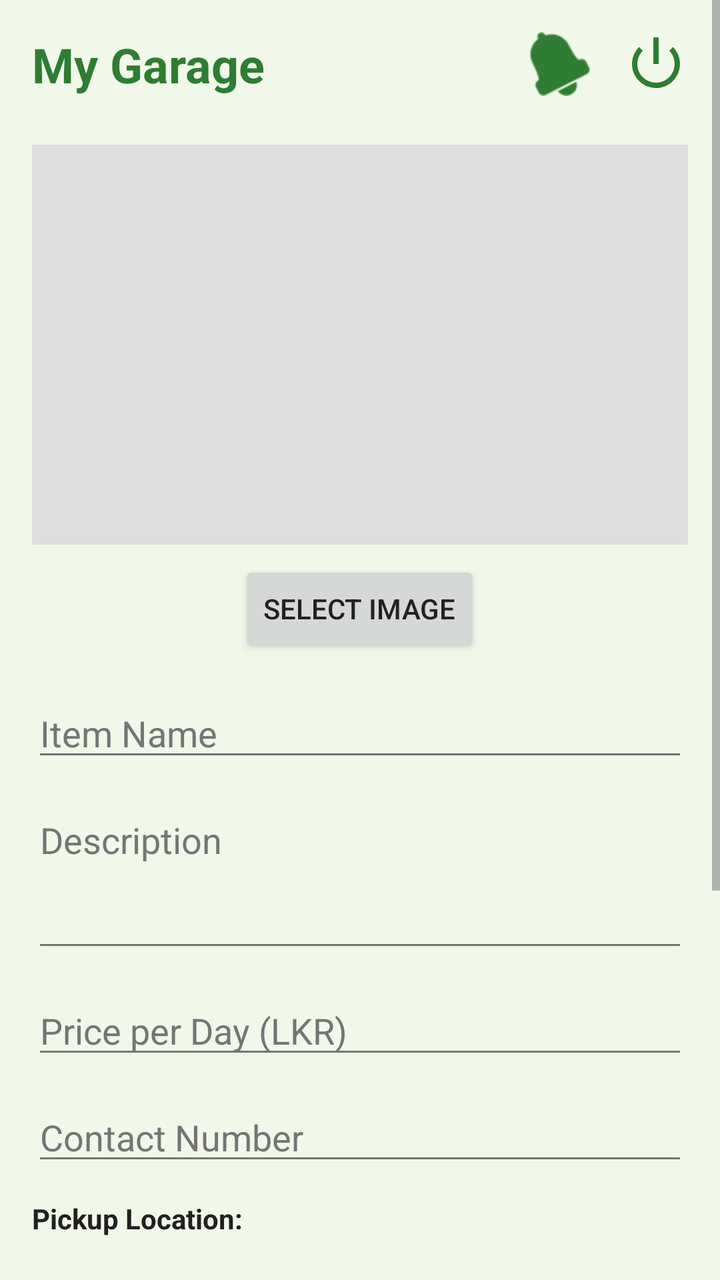
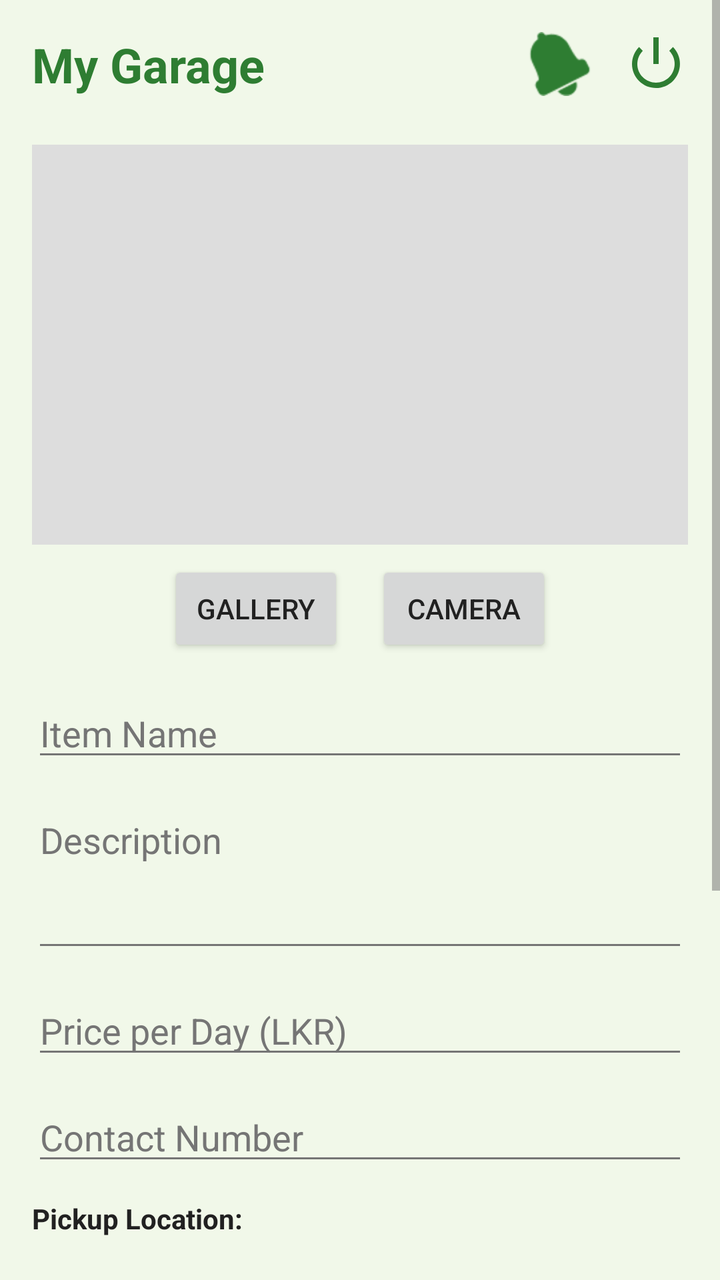

Screens rendered from an Android XML layout before and after an edit, with the pre-edit source and the edit as a unified diff.
<!-- AndroidManifest.xml: application theme Theme.TripBadu -->
<!-- res/layout/activity_vip_dashboard.xml -->
<?xml version="1.0" encoding="utf-8"?>
<ScrollView xmlns:android="http://schemas.android.com/apk/res/android"
    xmlns:app="http://schemas.android.com/apk/res-auto"
    android:layout_width="match_parent"
    android:layout_height="match_parent"
    android:background="@color/background">

    <LinearLayout
        android:layout_width="match_parent"
        android:layout_height="wrap_content"
        android:orientation="vertical"
        android:padding="16dp">

        <RelativeLayout
            android:layout_width="match_parent"
            android:layout_height="wrap_content"
            android:layout_marginBottom="24dp">

            <TextView
                android:layout_width="wrap_content"
                android:layout_height="wrap_content"
                android:text="My Garage"
                android:textSize="24sp"
                android:textStyle="bold"
                android:textColor="@color/primary" />

            <LinearLayout
                android:layout_width="wrap_content"
                android:layout_height="wrap_content"
                android:orientation="horizontal"
                android:layout_alignParentEnd="true"
                android:layout_centerVertical="true">

                <ImageView
                    android:id="@+id/ivNotifications"
                    android:layout_width="32dp"
                    android:layout_height="32dp"
                    android:src="@android:drawable/ic_popup_reminder"
                    android:contentDescription="Notifications"
                    app:tint="@color/primary"
                    android:clickable="true"
                    android:focusable="true"
                    android:layout_marginEnd="16dp"
                    android:background="?attr/selectableItemBackgroundBorderless"/>

                <ImageView
                    android:id="@+id/ivVipLogout"
                    android:layout_width="32dp"
                    android:layout_height="32dp"
                    android:src="@android:drawable/ic_lock_power_off"
                    android:contentDescription="Logout"
                    app:tint="@color/primary"
                    android:clickable="true"
                    android:focusable="true"
                    android:background="?attr/selectableItemBackgroundBorderless"/>
            </LinearLayout>
        </RelativeLayout>

        <ImageView
            android:id="@+id/ivAdPreview"
            android:layout_width="match_parent"
            android:layout_height="200dp"
            android:scaleType="centerCrop"
            android:background="#DDDDDD"
            android:layout_marginBottom="8dp"
            android:contentDescription="Gear Preview"/>

        <Button
            android:id="@+id/btnSelectImage"
            android:layout_width="wrap_content"
            android:layout_height="wrap_content"
            android:text="Select Image"
            android:layout_gravity="center_horizontal"
            android:layout_marginBottom="16dp"/>

        <EditText
            android:id="@+id/etAdName"
            android:layout_width="match_parent"
            android:layout_height="wrap_content"
            android:hint="Item Name"
            android:layout_marginBottom="12dp"/>

        <EditText
            android:id="@+id/etAdDesc"
            android:layout_width="match_parent"
            android:layout_height="wrap_content"
            android:hint="Description"
            android:minLines="3"
            android:gravity="top"
            android:layout_marginBottom="12dp"/>

        <EditText
            android:id="@+id/etAdPrice"
            android:layout_width="match_parent"
            android:layout_height="wrap_content"
            android:hint="Price per Day (LKR)"
            android:inputType="numberDecimal"
            android:layout_marginBottom="12dp"/>

        <EditText
            android:id="@+id/etAdContact"
            android:layout_width="match_parent"
            android:layout_height="wrap_content"
            android:hint="Contact Number"
            android:inputType="phone"
            android:layout_marginBottom="12dp"/>

        <TextView
            android:layout_width="wrap_content"
            android:layout_height="wrap_content"
            android:text="Pickup Location:"
            android:textStyle="bold"
            android:layout_marginBottom="4dp"/>

        <Button
            android:id="@+id/btnPickLocation"
            style="@style/Widget.MaterialComponents.Button.OutlinedButton"
            android:layout_width="match_parent"
            android:layout_height="wrap_content"
            android:text="Pick Location from Map"
            android:layout_marginBottom="8dp"/>

        <LinearLayout
            android:layout_width="match_parent"
            android:layout_height="wrap_content"
            android:orientation="horizontal"
            android:layout_marginBottom="24dp">

            <EditText
                android:id="@+id/etAdLat"
                android:layout_width="0dp"
                android:layout_height="wrap_content"
                android:layout_weight="1"
                android:hint="Latitude"
                android:inputType="numberSigned|numberDecimal"
                android:layout_marginEnd="4dp"
                android:enabled="false"/>

            <EditText
                android:id="@+id/etAdLng"
                android:layout_width="0dp"
                android:layout_height="wrap_content"
                android:layout_weight="1"
                android:hint="Longitude"
                android:inputType="numberSigned|numberDecimal"
                android:layout_marginStart="4dp"
                android:enabled="false"/>
        </LinearLayout>

        <Button
            android:id="@+id/btnSubmitAd"
            android:layout_width="match_parent"
            android:layout_height="wrap_content"
            android:text="Submit for Approval"
            android:backgroundTint="@color/primary"
            android:layout_marginBottom="8dp"/>

        <Button
            android:id="@+id/btnManageMyAds"
            android:layout_width="match_parent"
            android:layout_height="wrap_content"
            android:text="Manage My Ads"
            style="@style/Widget.MaterialComponents.Button.OutlinedButton"
            android:layout_marginBottom="8dp"/>

        <Button
            android:id="@+id/btnGoHome"
            android:layout_width="match_parent"
            android:layout_height="wrap_content"
            android:text="View Marketplace"
            style="@style/Widget.MaterialComponents.Button.TextButton"/>

    </LinearLayout>
</ScrollView>
<!-- resources referenced by this layout -->
<resources>
  <color name="background">#F1F8E9</color>
  <color name="primary">#2E7D32</color>
  <style name="Theme.TripBadu" parent="Base.Theme.TripBadu" />
  <style name="Base.Theme.TripBadu" parent="Theme.Material3.DayNight.NoActionBar">
          
          <item name="colorPrimary">@color/primary</item>
          <item name="colorPrimaryVariant">@color/primary_variant</item>
          <item name="colorOnPrimary">@color/on_primary</item>
          <item name="colorSecondary">@color/secondary</item>
          <item name="colorSecondaryVariant">@color/secondary_variant</item>
          <item name="colorOnSecondary">@color/on_secondary</item>
          <item name="android:windowBackground">@color/background</item>
  
          
          <item name="colorSurface">@color/surface</item>
          <item name="colorOnSurface">@color/text_primary</item>
          <item name="colorOnSurfaceVariant">@color/text_secondary</item>
          <item name="colorOutline">@color/text_secondary</item>
  
          
          <item name="android:textColorPrimary">@color/text_primary</item>
          <item name="android:textColorSecondary">@color/text_secondary</item>
          <item name="android:textColor">@color/text_primary</item>
          <item name="android:editTextColor">@color/text_primary</item>
          <item name="android:textColorHint">@color/text_secondary</item>
      </style>
  <color name="primary_variant">#1B5E20</color>
  <color name="on_primary">#FFFFFF</color>
  <color name="secondary">#81C784</color>
  <color name="secondary_variant">#4CAF50</color>
  <color name="on_secondary">#000000</color>
  <color name="surface">#FFFFFF</color>
  <color name="text_primary">#212121</color>
  <color name="text_secondary">#757575</color>
</resources>

<!-- the commit's change to res/layout/activity_vip_dashboard.xml (unified diff, before → after) -->
@@ -65,13 +65,27 @@
             android:layout_marginBottom="8dp"
             android:contentDescription="Gear Preview"/>
 
-        <Button
-            android:id="@+id/btnSelectImage"
-            android:layout_width="wrap_content"
+        <LinearLayout
+            android:layout_width="match_parent"
             android:layout_height="wrap_content"
-            android:text="Select Image"
-            android:layout_gravity="center_horizontal"
-            android:layout_marginBottom="16dp"/>
+            android:orientation="horizontal"
+            android:gravity="center"
+            android:layout_marginBottom="16dp">
+
+            <Button
+                android:id="@+id/btnSelectImage"
+                android:layout_width="wrap_content"
+                android:layout_height="wrap_content"
+                android:text="Gallery"
+                android:layout_marginEnd="8dp" />
+
+            <Button
+                android:id="@+id/btnTakePhoto"
+                android:layout_width="wrap_content"
+                android:layout_height="wrap_content"
+                android:text="Camera"
+                android:layout_marginStart="8dp" />
+        </LinearLayout>
 
         <EditText
             android:id="@+id/etAdName"
